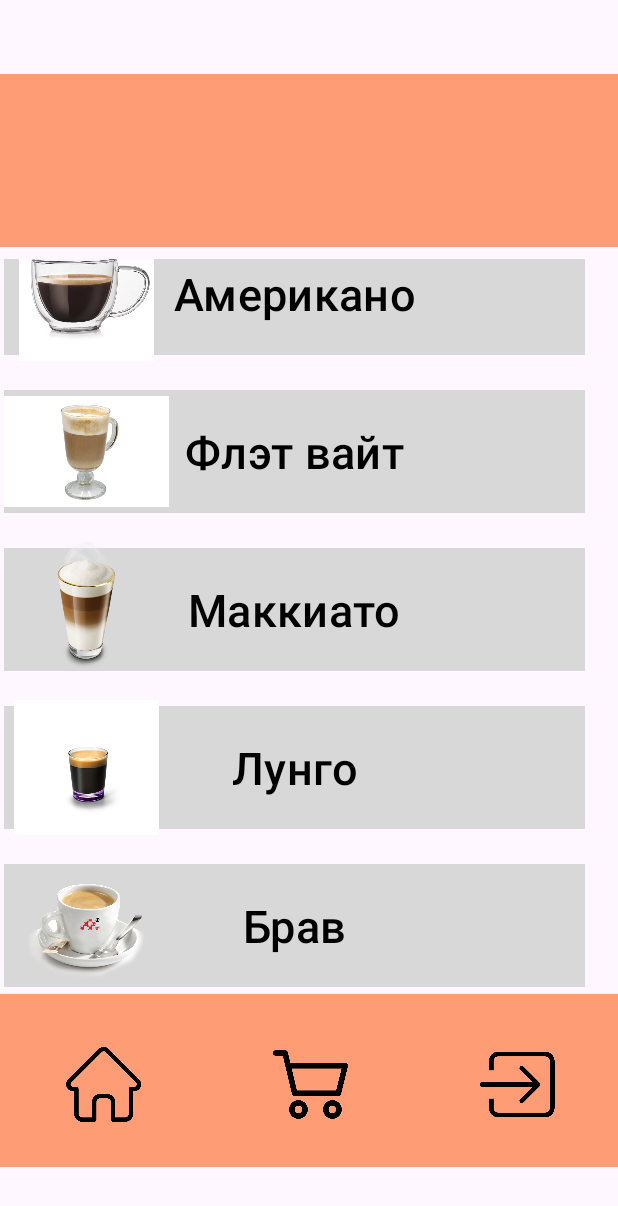
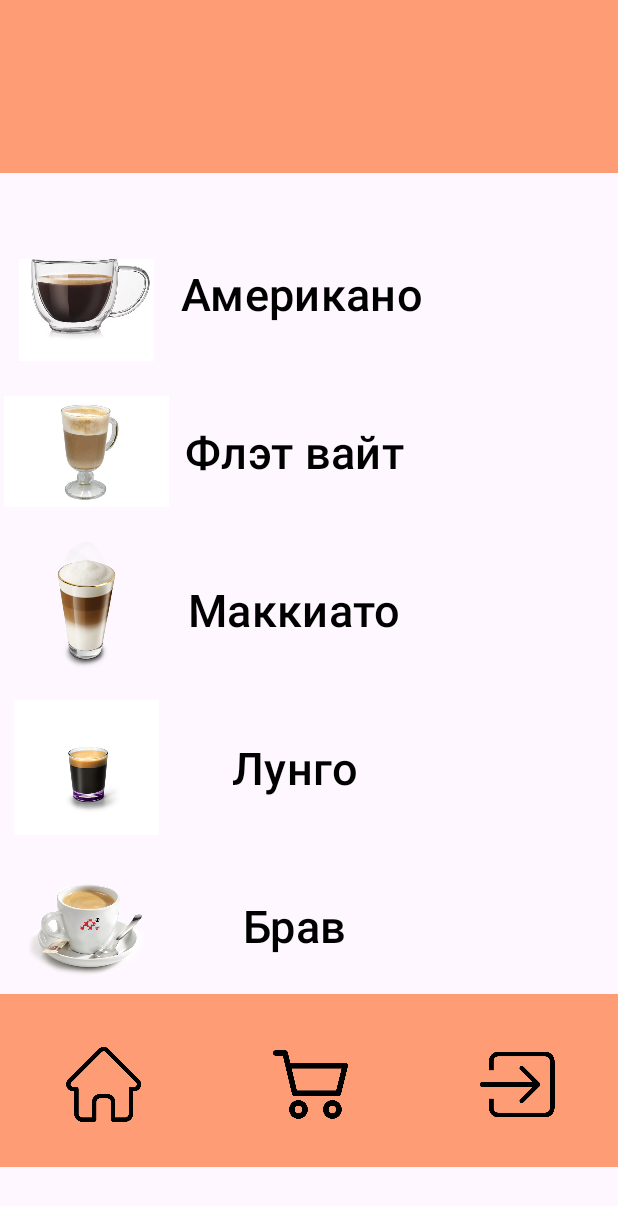
Before and after one commit to Joe6355/Coffe_DSV, an Android app: the MainActivity2 screen opened directly, with no data from a screen before it, scrolled down 343 dp, on a phone screen of 412 x 824 dp. Shown: the top 1206 px of the screen. Run offline under Robolectric (Android 15) with nearby library versions, the phone set to English and light mode, and no system bars.

Commit message:
Добавил:
-Изменил  пнг

```diff
--- a/app/src/main/res/layout/activity_coffee.xml
+++ b/app/src/main/res/layout/activity_coffee.xml
@@ -39,9 +39,10 @@
             android:visibility="visible"
             app:layout_constraintBottom_toTopOf="@+id/imageView5"
             app:layout_constraintEnd_toEndOf="parent"
+            app:layout_constraintHorizontal_bias="0.515"
             app:layout_constraintStart_toStartOf="parent"
             app:layout_constraintTop_toTopOf="parent"
-            app:layout_constraintVertical_bias="1.0"
+            app:layout_constraintVertical_bias="0.0"
             tools:ignore="MissingConstraints" />
 
         <LinearLayout
@@ -147,13 +148,13 @@
                     android:layout_marginTop="5dp"
                     android:layout_marginRight="10dp"
                     android:layout_marginBottom="10dp"
-                    android:backgroundTint="@color/gray"
+                    android:backgroundTint="@android:color/transparent"
+                    android:gravity="bottom|center"
                     android:onClick="onLatteButtonClick"
+                    android:paddingBottom="20dp"
                     android:text="@string/latte"
-                    android:gravity="bottom|center"
-                    android:paddingBottom="20dp"
+                    android:textColor="#000000"
                     android:textSize="30sp"
-                    android:textColor="#000000"
                     app:cornerRadius="0dp" />
 
                 <ImageView
@@ -162,6 +163,7 @@
                     android:layout_marginStart="10dp"
                     android:layout_marginTop="5dp"
                     android:layout_marginEnd="5dp"
+                    android:backgroundTint="@android:color/transparent"
                     android:src="@drawable/latte" />
 
 
@@ -179,13 +181,13 @@
                     android:layout_marginTop="5dp"
                     android:layout_marginRight="10dp"
                     android:layout_marginBottom="10dp"
-                    android:backgroundTint="@color/gray"
+                    android:backgroundTint="@android:color/transparent"
+                    android:gravity="bottom|center"
                     android:onClick="onCappuccinoButtonClick"
-                    android:gravity="bottom|center"
                     android:paddingBottom="20dp"
-                    android:textSize="30sp"
                     android:text="@string/cappuchino"
                     android:textColor="#000000"
+                    android:textSize="30sp"
                     app:cornerRadius="0dp" />
 
                 <ImageView
@@ -194,6 +196,7 @@
                     android:layout_marginStart="10dp"
                     android:layout_marginTop="5dp"
                     android:layout_marginEnd="5dp"
+                    android:backgroundTint="@android:color/transparent"
                     android:src="@drawable/cappuchhino"
                     android:visibility="visible" />
             </FrameLayout>
@@ -206,18 +209,18 @@
                     android:id="@+id/button_raf"
                     android:layout_width="400dp"
                     android:layout_height="90dp"
+                    android:layout_gravity="center"
                     android:layout_marginLeft="10dp"
                     android:layout_marginTop="5dp"
                     android:layout_marginRight="10dp"
                     android:layout_marginBottom="10dp"
-                    android:backgroundTint="@color/gray"
+                    android:backgroundTint="@android:color/transparent"
+                    android:gravity="bottom|center"
                     android:onClick="onRafButtonClick"
-                    android:text="Раф"
-                    android:gravity="bottom|center"
                     android:paddingBottom="20dp"
+                    android:text="@string/raf"
+                    android:textColor="#000000"
                     android:textSize="30sp"
-                    android:layout_gravity="center"
-                    android:textColor="#000000"
                     android:visibility="visible"
                     app:cornerRadius="0dp" />
 
@@ -227,6 +230,7 @@
                     android:layout_marginStart="10dp"
                     android:layout_marginTop="5dp"
                     android:layout_marginEnd="5dp"
+                    android:backgroundTint="@android:color/transparent"
                     android:src="@drawable/raf"
                     android:visibility="visible" />
             </FrameLayout>
@@ -237,17 +241,17 @@
 
                 <Button
                     android:id="@+id/button_americano"
-                    android:layout_width="387dp"
+                    android:layout_width="396dp"
                     android:layout_height="90dp"
                     android:layout_marginLeft="10dp"
                     android:layout_marginTop="5dp"
                     android:layout_marginRight="10dp"
                     android:layout_marginBottom="10dp"
-                    android:backgroundTint="@color/gray"
+                    android:backgroundTint="@android:color/transparent"
                     android:onClick="onAmericanoButtonClick"
                     android:text="@string/americano"
+                    android:textColor="#000000"
                     android:textSize="30sp"
-                    android:textColor="#000000"
                     app:cornerRadius="0dp" />
 
                 <ImageView
@@ -256,6 +260,7 @@
                     android:layout_marginStart="10dp"
                     android:layout_marginTop="5dp"
                     android:layout_marginEnd="5dp"
+                    android:backgroundTint="@android:color/transparent"
                     android:src="@drawable/americano"
                     android:visibility="visible" />
             </FrameLayout>
@@ -272,11 +277,11 @@
                     android:layout_marginTop="5dp"
                     android:layout_marginRight="10dp"
                     android:layout_marginBottom="10dp"
-                    android:backgroundTint="@color/gray"
+                    android:backgroundTint="@android:color/transparent"
                     android:onClick="onFlatWhiteButtonClick"
                     android:text="@string/flat_white"
+                    android:textColor="#000000"
                     android:textSize="30sp"
-                    android:textColor="#000000"
                     app:cornerRadius="0dp" />
 
                 <ImageView
@@ -285,6 +290,7 @@
                     android:layout_marginStart="10dp"
                     android:layout_marginTop="5dp"
                     android:layout_marginEnd="5dp"
+                    android:backgroundTint="@android:color/transparent"
                     android:src="@drawable/flatwhite"
                     android:visibility="visible" />
             </FrameLayout>
@@ -301,7 +307,7 @@
                     android:layout_marginTop="5dp"
                     android:layout_marginRight="10dp"
                     android:layout_marginBottom="10dp"
-                    android:backgroundTint="@color/gray"
+                    android:backgroundTint="@android:color/transparent"
                     android:onClick="onMacchiatoButtonClick"
                     android:text="@string/macchiato"
                     android:textColor="#000000"
@@ -314,6 +320,7 @@
                     android:layout_marginStart="10dp"
                     android:layout_marginTop="5dp"
                     android:layout_marginEnd="5dp"
+                    android:backgroundTint="@android:color/transparent"
                     android:src="@drawable/macchiato"
                     android:visibility="visible" />
             </FrameLayout>
@@ -330,11 +337,11 @@
                     android:layout_marginTop="5dp"
                     android:layout_marginRight="10dp"
                     android:layout_marginBottom="10dp"
-                    android:backgroundTint="@color/gray"
+                    android:backgroundTint="@android:color/transparent"
                     android:onClick="onLungoButtonClick"
                     android:text="@string/lungo"
+                    android:textColor="#000000"
                     android:textSize="30sp"
-                    android:textColor="#000000"
                     app:cornerRadius="0dp" />
 
                 <ImageView
@@ -343,6 +350,7 @@
                     android:layout_marginStart="10dp"
                     android:layout_marginTop="5dp"
                     android:layout_marginEnd="5dp"
+                    android:backgroundTint="@android:color/transparent"
                     android:src="@drawable/lungo"
                     android:visibility="visible" />
             </FrameLayout>
@@ -359,7 +367,7 @@
                     android:layout_marginTop="5dp"
                     android:layout_marginRight="10dp"
                     android:layout_marginBottom="10dp"
-                    android:backgroundTint="@color/gray"
+                    android:backgroundTint="@android:color/transparent"
                     android:onClick="onBraveButtonClick"
                     android:text="@string/brave"
                     android:textColor="#000000"
@@ -372,6 +380,8 @@
                     android:layout_marginStart="10dp"
                     android:layout_marginTop="5dp"
                     android:layout_marginEnd="5dp"
+                    android:backgroundTint="@android:color/transparent"
+                    android:background="@android:color/transparent"
                     android:src="@drawable/breve"
                     android:visibility="visible" />
             </FrameLayout>
--- a/app/src/main/res/layout/fragment_cappuccino.xml
+++ b/app/src/main/res/layout/fragment_cappuccino.xml
@@ -10,6 +10,8 @@
         android:id="@+id/imageView4"
         android:layout_width="match_parent"
         android:layout_height="337dp"
+        android:backgroundTint="@android:color/transparent"
+        android:background="@android:color/transparent"
         android:src="@drawable/cappuchhino" />
 
     <androidx.constraintlayout.widget.ConstraintLayout
```
